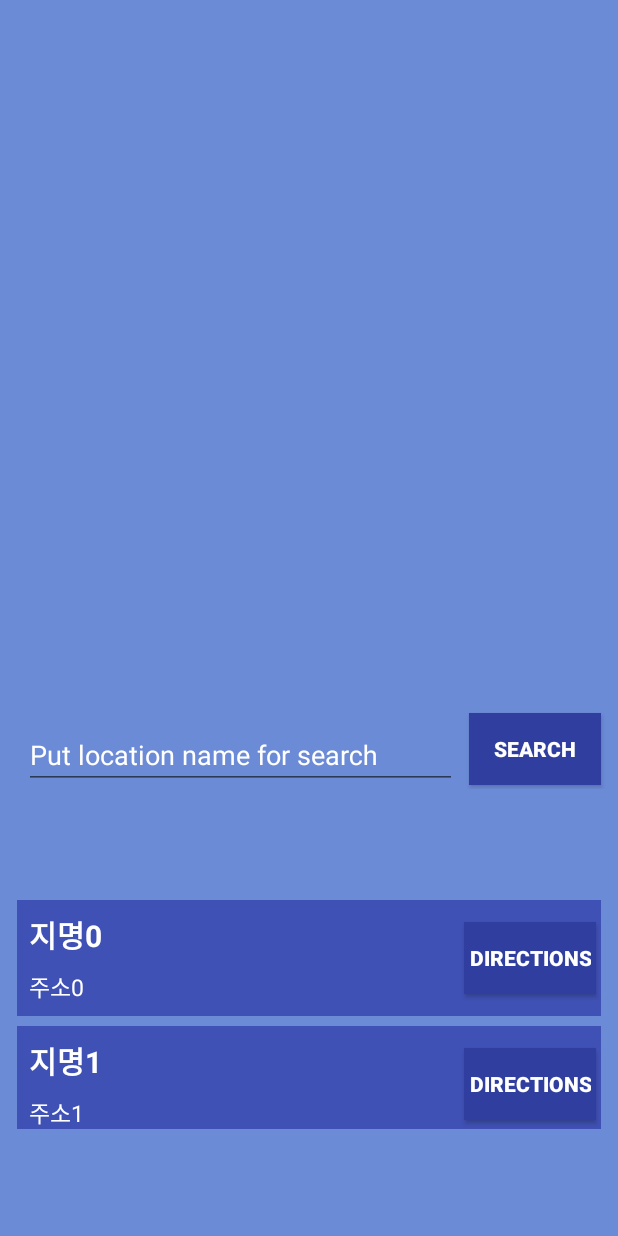
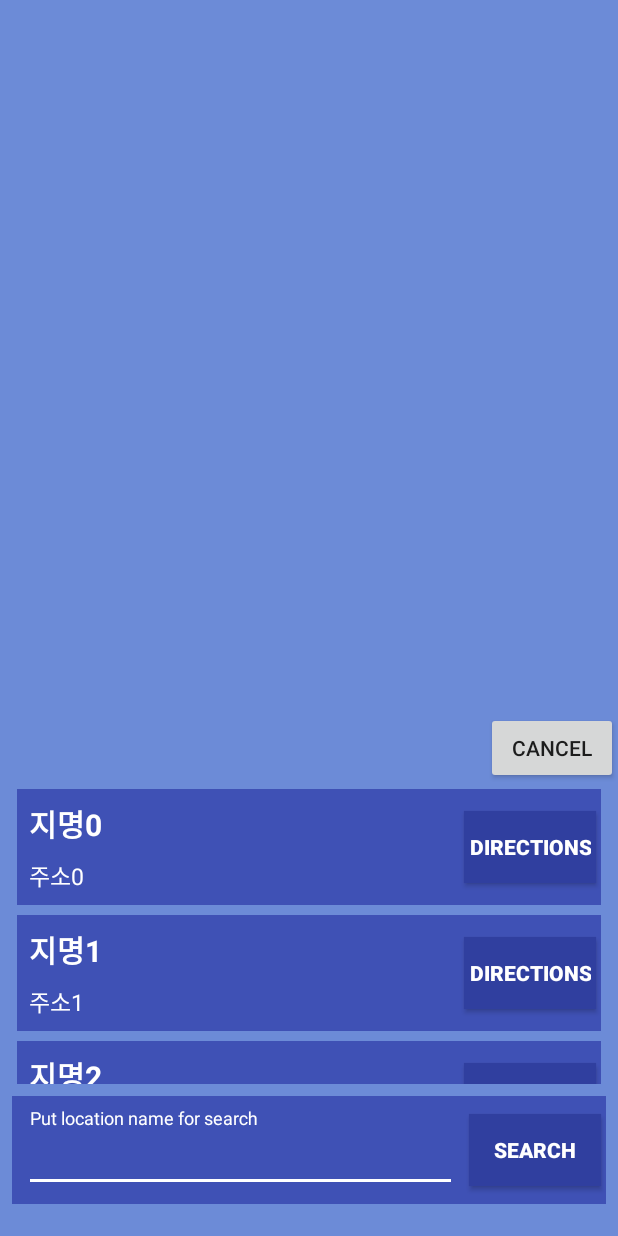
Before and after one commit to Jaeguins/2018-Trf-Compete-Client, an Android app: the MapViewer screen opened directly, with no data from a screen before it, after a tap on "SEARCH", on a phone screen of 412 x 824 dp. Run offline under Robolectric (Android 15) with nearby library versions, the phone set to English and light mode, and no system bars; libraries missing offline, so code that uses them is left out: com.skt; 3 statements that could not run were skipped.

Commit message:
mapViewer improved

```diff
--- a/app/src/main/AndroidManifest.xml
+++ b/app/src/main/AndroidManifest.xml
@@ -1,6 +1,8 @@
 <?xml version="1.0" encoding="utf-8"?>
 <manifest xmlns:android="http://schemas.android.com/apk/res/android"
     package="com.example.jsu48.a2018_trf_compete_client">
+    <uses-permission android:name="android.permission.INTERNET" />
+    <uses-permission android:name="android.permission.ACCESS_FINE_LOCATION" />
     <uses-permission android:name="android.permission.INTERNET"></uses-permission>
     <application
         android:allowBackup="true"
--- a/app/src/main/java/com/example/jsu48/a2018_trf_compete_client/MapViewer.java
+++ b/app/src/main/java/com/example/jsu48/a2018_trf_compete_client/MapViewer.java
@@ -1,40 +1,62 @@
 package com.example.jsu48.a2018_trf_compete_client;
 
-import android.support.design.widget.TextInputEditText;
+import android.support.constraint.ConstraintLayout;
 import android.support.v7.app.AppCompatActivity;
 import android.os.Bundle;
 import android.support.v7.widget.LinearLayoutManager;
 import android.support.v7.widget.RecyclerView;
 import android.view.View;
 import android.widget.Button;
+import android.widget.LinearLayout;
+
+import com.skt.Tmap.TMapView;
 
 public class MapViewer extends AppCompatActivity {
-    Button searchBtn;
+    Button searchBtn,closeSearchResult;
     SearchAdapter adap;
     RecyclerView recyclerView;
     LinearLayoutManager layManager;
+    LinearLayout tmapLayView;
+    ConstraintLayout searchShow;
+    TMapView tMapView;
     @Override
     protected void onCreate(Bundle savedInstanceState) {
         super.onCreate(savedInstanceState);
         setContentView(R.layout.activity_map);
+        searchShow=findViewById(R.id.searchShow);
+        tmapLayView=findViewById(R.id.tMapLayout);
+        tMapView=new TMapView(this);
+        tMapView.setSKTMapApiKey("4296b5d5-5254-4cc1-89a0-e6dfbb467f30");
+        tmapLayView.addView(tMapView);
         searchBtn=findViewById(R.id.searchButton);
+        closeSearchResult=findViewById(R.id.closeSearchResult);
         adap=new SearchAdapter();
         recyclerView=findViewById(R.id.searchResultView);
         layManager=new LinearLayoutManager(this);
         recyclerView.setLayoutManager(layManager);
         recyclerView.setAdapter(adap);
+        //tMapView.setCenterPoint(35.134888, 129.103321);
         searchBtn.setOnClickListener(new View.OnClickListener(){
             @Override
             public void onClick(View view) {
+
+                adap.deleteAll();
+                searchShow.setVisibility(View.VISIBLE);
+                recyclerView.bringToFront();
                 //TextInputEditText k=(TextInputEditText)view.findViewById(R.id.textInputLayout2);
-
                 for(int i=0;i<50;i++){
                     SearchResult t=new SearchResult();
                     t.setAdress("주소"+i);
                     t.setName("지명"+i);
                     adap.add(t);
                 }
-
+            }
+        });
+        closeSearchResult.setOnClickListener(new View.OnClickListener(){
+            @Override
+            public void onClick(View view) {
+                searchShow.setVisibility(View.GONE);
+                adap.deleteAll();
             }
         });
     }
--- a/app/src/main/java/com/example/jsu48/a2018_trf_compete_client/SearchAdapter.java
+++ b/app/src/main/java/com/example/jsu48/a2018_trf_compete_client/SearchAdapter.java
@@ -21,6 +21,10 @@ public class SearchAdapter extends RecyclerView.Adapter<ResultViewHolder> {
         items.add(data);
         notifyDataSetChanged();
     }
+    public void deleteAll(){
+        items.clear();
+        notifyDataSetChanged();
+    }
     @Override
     public void onBindViewHolder(@NonNull ResultViewHolder resultViewHolder, int i) {
         SearchResult result=items.get(i);
--- a/app/src/main/res/layout/activity_initial.xml
+++ b/app/src/main/res/layout/activity_initial.xml
@@ -16,7 +16,8 @@
         app:layout_constraintDimensionRatio="w,1:1"
         app:layout_constraintEnd_toEndOf="parent"
         app:layout_constraintStart_toStartOf="parent"
-        app:layout_constraintTop_toTopOf="parent" />
+        app:layout_constraintTop_toTopOf="parent"
+        android:contentDescription="@string/todo" />
 
     <Button
         android:id="@+id/mapButton"
--- a/app/src/main/res/layout/activity_map.xml
+++ b/app/src/main/res/layout/activity_map.xml
@@ -5,42 +5,75 @@
     android:layout_width="match_parent"
     android:layout_height="match_parent">
 
-    <android.support.v7.widget.RecyclerView
-        android:id="@+id/searchResultView"
+    <LinearLayout
+        android:id="@+id/tMapLayout"
         android:layout_width="0dp"
-        android:layout_height="156dp"
-        android:layout_marginEnd="8dp"
-        android:layout_marginStart="8dp"
+        android:layout_height="0dp"
+        android:layout_marginBottom="13dp"
+        android:layout_marginEnd="6dp"
+        android:layout_marginStart="6dp"
+        android:orientation="vertical"
         app:layout_constraintBottom_toBottomOf="parent"
         app:layout_constraintEnd_toEndOf="parent"
         app:layout_constraintStart_toStartOf="parent"
-        app:layout_constraintTop_toBottomOf="@+id/constraintLayout" />
+        app:layout_constraintTop_toTopOf="parent">
 
-    <LinearLayout
-        android:id="@+id/linearLayout"
-        android:layout_width="0dp"
-        android:layout_height="329dp"
-        android:layout_marginEnd="6dp"
-        android:layout_marginStart="6dp"
-        android:orientation="vertical"
+    </LinearLayout>
+
+    <android.support.constraint.ConstraintLayout
+        android:id="@+id/searchShow"
+        android:layout_width="match_parent"
+        android:layout_height="wrap_content"
+        android:visibility="gone"
         app:layout_constraintBottom_toTopOf="@+id/constraintLayout"
         app:layout_constraintEnd_toEndOf="parent"
         app:layout_constraintStart_toStartOf="parent"
         app:layout_constraintTop_toTopOf="parent"
-        app:layout_constraintVertical_bias="0.0">
+        app:layout_constraintVertical_bias="1.0">
 
-    </LinearLayout>
+        <android.support.v7.widget.RecyclerView
+            android:id="@+id/searchResultView"
+            android:layout_width="match_parent"
+            android:layout_height="200dp"
+            android:layout_marginBottom="8dp"
+            android:layout_marginEnd="8dp"
+            android:layout_marginStart="8dp"
+            app:layout_constraintBottom_toBottomOf="parent"
+            app:layout_constraintEnd_toEndOf="parent"
+            app:layout_constraintStart_toStartOf="@+id/tMapLayout"
+            app:layout_constraintTop_toTopOf="parent"
+            app:layout_constraintVertical_bias="1.0">
+
+        </android.support.v7.widget.RecyclerView>
+
+        <Button
+            android:id="@+id/closeSearchResult"
+            android:layout_width="wrap_content"
+            android:layout_height="wrap_content"
+            android:layout_marginTop="8dp"
+            android:text="@android:string/cancel"
+            app:layout_constraintBottom_toTopOf="@+id/searchResultView"
+            app:layout_constraintEnd_toEndOf="parent"
+            app:layout_constraintHorizontal_bias="1.0"
+            app:layout_constraintStart_toStartOf="parent"
+            app:layout_constraintTop_toTopOf="parent" />
+
+    </android.support.constraint.ConstraintLayout>
 
     <android.support.constraint.ConstraintLayout
         android:id="@+id/constraintLayout"
+        style="@style/searchBar"
         android:layout_width="0dp"
-        android:layout_height="54dp"
+        android:layout_height="wrap_content"
+        android:layout_marginBottom="8dp"
         android:layout_marginEnd="8dp"
         android:layout_marginStart="8dp"
-        app:layout_constraintBottom_toTopOf="@+id/searchResultView"
+        android:layout_marginTop="8dp"
+        app:layout_constraintBottom_toBottomOf="@+id/tMapLayout"
         app:layout_constraintEnd_toEndOf="parent"
         app:layout_constraintStart_toStartOf="parent"
-        app:layout_constraintTop_toBottomOf="@+id/linearLayout">
+        app:layout_constraintTop_toTopOf="@+id/tMapLayout"
+        app:layout_constraintVertical_bias="1.0">
 
         <Button
             android:id="@+id/searchButton"
--- a/app/src/main/res/values/strings.xml
+++ b/app/src/main/res/values/strings.xml
@@ -6,4 +6,5 @@
     <string name="settings">Settings</string>
     <string name="mapSearchTooltip">Put location name for search</string>
     <string name="directions">directions</string>
+    <string name="todo">TODO</string>
 </resources>
--- a/app/src/main/res/values/styles.xml
+++ b/app/src/main/res/values/styles.xml
@@ -46,4 +46,7 @@
         <item name="android:background">@color/colorPrimary</item>
         <item name="android:layout_margin">3dp</item>
     </style>
+    <style name="searchBar">
+        <item name="android:background">@color/colorPrimary</item>
+    </style>
 </resources>
```
Also changed, not shown: 1 other file.
